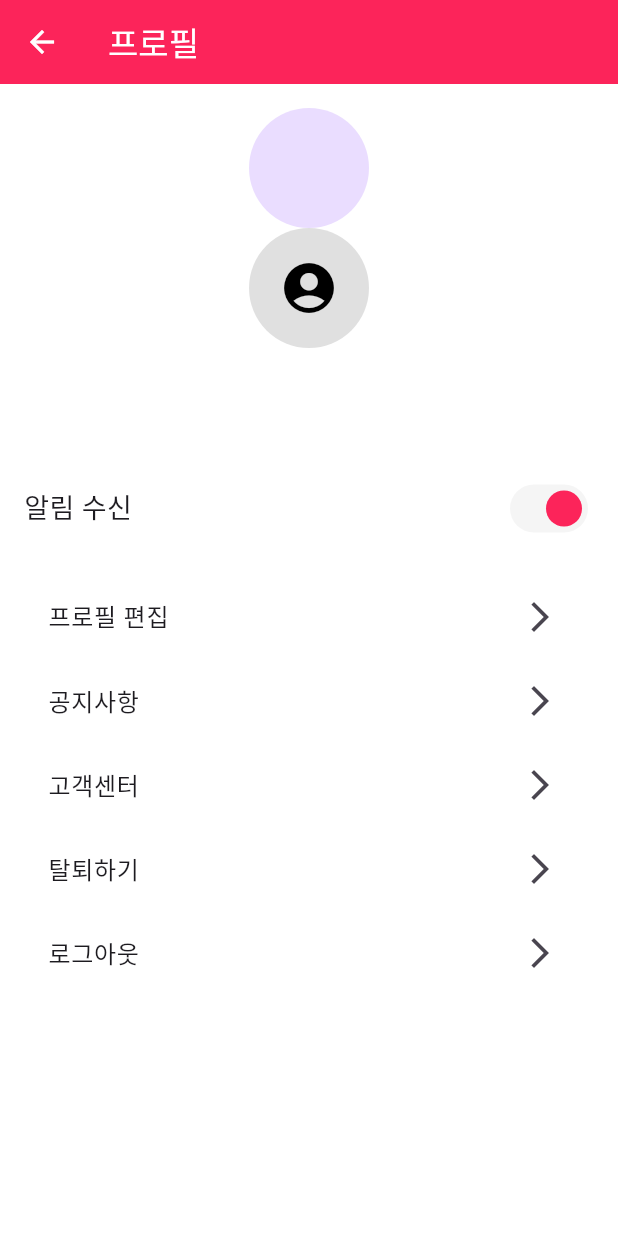
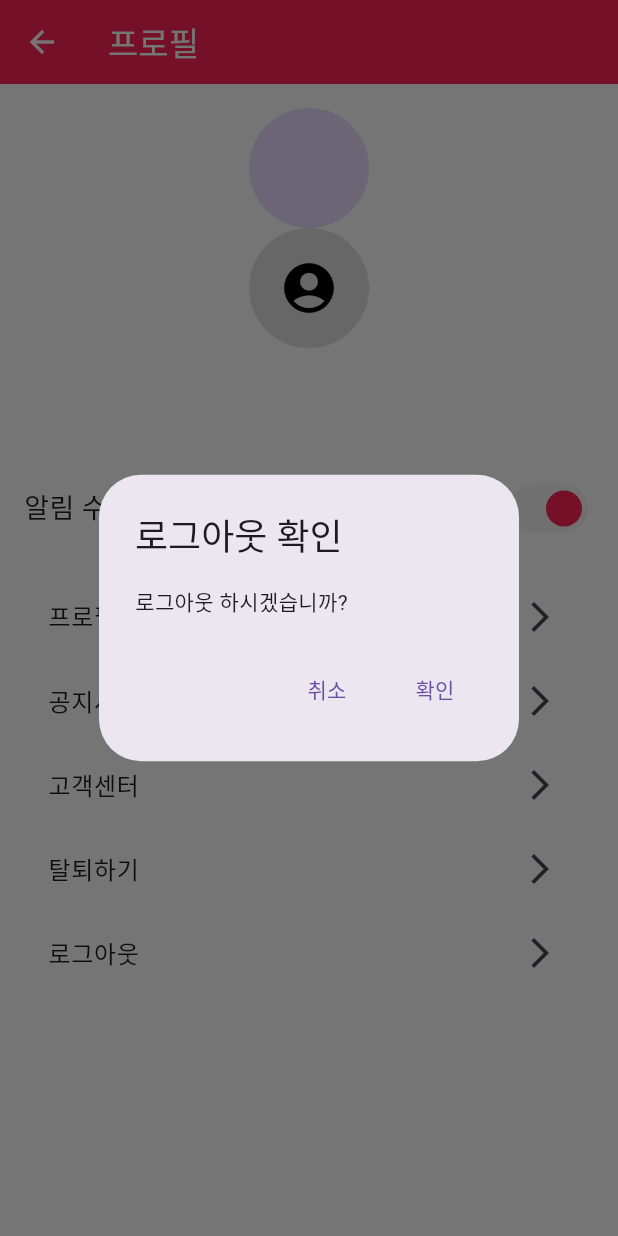
Before and after one commit to kuuujin/explosion, a Flutter app: the MyProfile screen opened directly with empty values, after a tap on "로그아웃", on a phone screen of 412 x 824 dp. Run offline on Flutter 3.47's test engine with Material 3 defaults, Android fonts, the light colour scheme and no system bars; our stand-ins replace flutter_secure_storage, image_picker; accounts and stored records are empty; network calls fail.

Commit message:
Add files via upload

```diff
--- a/boweuri/lib/MyProfile.dart
+++ b/boweuri/lib/MyProfile.dart
@@ -1,9 +1,11 @@
 import 'package:flutter/material.dart';
 import 'package:http/http.dart' as http;
 import 'dart:convert';
+import 'LoginScreen.dart'; // LoginScreen을 import 해야 합니다.
+import 'EditProfile.dart';
 
 class UserProfileService {
-  final String baseUrl = 'http://34.64.176.207:5000'; // Flask 서버 주소
+  final String baseUrl = 'http://34.64.176.207:5000';
 
   Future<Map<String, dynamic>?> getUserProfile(String userId) async {
     final response = await http.get(Uri.parse('$baseUrl/users/$userId'));
@@ -11,16 +13,27 @@ class UserProfileService {
     if (response.statusCode == 200) {
       return json.decode(response.body);
     } else {
-      // 오류 처리
       print('Error: ${response.statusCode}');
       return null;
     }
+  }
+  Future<bool> deleteUser(String userId) async {
+    final response = await http.delete(Uri.parse('$baseUrl/users/${userId}'));
+
+    return response.statusCode == 200;
+  }
+
+  Future<bool> logoutUser() async {
+    // 로그아웃 로직을 서버에서 처리하는 경우
+    // 예: 세션 종료 요청 등
+    // 현재 구현이 없다면 true를 반환하도록 설정
+    return true;
   }
 }
 
 
 class MyProfile extends StatefulWidget {
-  final String user_id; // user_id를 String형으로 지정
+  final String user_id;
 
   MyProfile({required this.user_id});
 
@@ -29,10 +42,10 @@ class MyProfile extends StatefulWidget {
 }
 
 class _MyProfileState extends State<MyProfile> {
-  bool _isNotificationsEnabled = true; // 알림 수신 상태
-  String _userName = ''; // 사용자 이름
-  String _userEmail = ''; // 사용자 이메일
-  String _profileImageUrl = ''; // 사용자 프로필 이미지 URL
+  bool _isNotificationsEnabled = true;
+  String _userName = '';
+  String _userEmail = '';
+  String _profileImageUrl = '';
 
   @override
   void initState() {
@@ -40,17 +53,17 @@ class _MyProfileState extends State<MyProfile> {
     _fetchUserProfile(widget.user_id);
   }
 
+
   Future<void> _fetchUserProfile(String userId) async {
     UserProfileService userProfileService = UserProfileService();
     Map<String, dynamic>? userProfile = await userProfileService.getUserProfile(userId);
 
     if (userProfile != null) {
       setState(() {
-        _userName = userProfile['name']; // API 응답에서 이름 가져오기
-        _userEmail = userProfile['email']; // API 응답에서 이메일 가져오기
+        _userName = userProfile['name'];
+        _userEmail = userProfile['email'];
       });
 
-      // 프로필 이미지 별도로 요청
       _fetchProfileImage(userId);
     }
   }
@@ -60,12 +73,59 @@ class _MyProfileState extends State<MyProfile> {
 
     if (response.statusCode == 200) {
       setState(() {
-        _profileImageUrl = 'http://34.64.176.207:5000/users/$userId/image'; // 프로필 이미지 URL 설정
+        _profileImageUrl = 'http://34.64.176.207:5000/users/$userId/image';
       });
     } else {
-      // 오류 처리
       print('Error fetching profile image: ${response.statusCode}');
     }
+  }
+
+  void _showConfirmationDialog(String action) {
+    showDialog(
+      context: context,
+      builder: (BuildContext context) {
+        return AlertDialog(
+          title: Text(action == 'logout' ? '로그아웃 확인' : '탈퇴 확인'),
+          content: Text(action == 'logout'
+            ? '로그아웃 하시겠습니까?'
+            : '정말 탈퇴하시겠습니까?'),
+          actions: <Widget>[
+            TextButton(
+              child: Text('취소'),
+              onPressed: () {
+                Navigator.of(context).pop();
+              },
+            ),
+            TextButton(
+              child: Text('확인'),
+              onPressed: () async {
+                Navigator.of(context).pop();
+                if (action == 'logout') {
+                  bool success = await UserProfileService().logoutUser();
+                  if (success) {
+                    Navigator.pushReplacement(
+                      context,
+                      MaterialPageRoute(builder: (context) => LoginScreen()),
+                    );
+                  }
+                } else {
+                  bool success = await UserProfileService().deleteUser(widget.user_id);
+                  if (success) {
+                    Navigator.pushReplacement(
+                      context,
+                      MaterialPageRoute(builder: (context) => LoginScreen()),
+                    );
+                  } else {
+                    // 오류 처리
+                    print('탈퇴 실패');
+                  }
+                }
+              },
+            ),
+          ],
+        );
+      },
+    );
   }
 
   @override
@@ -75,78 +135,85 @@ class _MyProfileState extends State<MyProfile> {
       appBar: AppBar(
         title: Text('프로필'),
         foregroundColor: Colors.white,
-        backgroundColor: Color.fromARGB(255, 252, 36, 90), // 상단 바 색상
+        backgroundColor: Color.fromARGB(255, 252, 36, 90),
       ),
       body: Padding(
         padding: const EdgeInsets.all(16.0),
         child: Column(
           crossAxisAlignment: CrossAxisAlignment.start,
           children: [
-            // 프로필 이미지 및 이름
             Center(
               child: Column(
                 children: [
                   CircleAvatar(
-                  radius: 40, // 프로필 이미지 크기
+                    radius: 40,
                     backgroundImage: _profileImageUrl.isNotEmpty
-                      ? NetworkImage(_profileImageUrl) // 서버에서 가져온 이미지
-                      : null, // 이미지가 없을 경우 null 설정
+                        ? NetworkImage(_profileImageUrl)
+                        : null,
                   ),
-                // 아이콘이 필요할 경우 Stack 사용
-                if (_profileImageUrl.isEmpty) // 이미지가 없을 때 아이콘 표시
+                  if (_profileImageUrl.isEmpty)
                     Container(
                       width: 80,
                       height: 80,
                       decoration: BoxDecoration(
                         shape: BoxShape.circle,
-                      color: Colors.grey[300], // 아이콘 배경색
+                        color: Colors.grey[300],
                       ),
-                    child: Icon(Icons.account_circle, size: 40, color: Colors.black), // 기본 아이콘
+                      child: Icon(Icons.account_circle, size: 40, color: Colors.black),
                     ),
                   SizedBox(height: 8),
                   Text(
-                    _userName, // 동적으로 변경된 이름
+                    _userName,
                     style: TextStyle(fontSize: 24, fontWeight: FontWeight.bold),
                   ),
                   Text(
-                    _userEmail, // 동적으로 변경된 이메일
+                    _userEmail,
                     style: TextStyle(color: Colors.grey),
                   ),
                 ],
               ),
             ),
             SizedBox(height: 20),
-
-            // 알림 수신 스위치
             Row(
               mainAxisAlignment: MainAxisAlignment.spaceBetween,
               children: [
                 Text('알림 수신', style: TextStyle(fontSize: 18)),
                 Switch(
-                  value: _isNotificationsEnabled, // 현재 스위치 상태
-                  activeColor: Color.fromARGB(255, 252, 36, 90), // 스위치가 켜졌을 때 색상
+                  value: _isNotificationsEnabled,
+                  activeColor: Color.fromARGB(255, 252, 36, 90),
                   activeTrackColor: Colors.grey[100],
-                  inactiveThumbColor: Colors.grey, // 스위치가 꺼졌을 때 Thumb 색상
-                  inactiveTrackColor: Colors.grey[300], // 스위치가 꺼졌을 때 Track 색상
+                  inactiveThumbColor: Colors.grey,
+                  inactiveTrackColor: Colors.grey[300],
                   onChanged: (value) {
                     setState(() {
-                      _isNotificationsEnabled = value; // 스위치 상태 변경
+                      _isNotificationsEnabled = value;
                     });
                   },
                 ),
               ],
             ),
             SizedBox(height: 20),
-
-            // 리스트 항목
             Expanded(
               child: ListView(
                 children: [
-                  _buildListItem('프로필 편집', context),
-                  _buildListItem('공지사항', context),
-                  _buildListItem('고객센터', context),
-                  _buildListItem('탈퇴하기', context),
-                  _buildListItem('로그아웃', context),
+                  _buildListItem('프로필 편집', context, () {
+                    Navigator.push(
+                      context,
+                      MaterialPageRoute(builder: (context) => EditProfile(user_id: widget.user_id)),
+                    );
+                  }),
+                  _buildListItem('공지사항', context, () {
+                    // 공지사항 페이지 이동 로직 추가
+                  }),
+                  _buildListItem('고객센터', context, () {
+                    // 고객센터 페이지 이동 로직 추가
+                  }),
+                  _buildListItem('탈퇴하기', context, () {
+                    _showConfirmationDialog('delete');
+                  }),
+                  _buildListItem('로그아웃', context, () {
+                    _showConfirmationDialog('logout');
+                  }),
                 ],
               ),
             ),
@@ -156,14 +223,11 @@ class _MyProfileState extends State<MyProfile> {
     );
   }
 
-  Widget _buildListItem(String title, BuildContext context) {
+  Widget _buildListItem(String title, BuildContext context, VoidCallback onTap) {
     return ListTile(
       title: Text(title),
       trailing: Icon(Icons.arrow_forward_ios),
-      onTap: () {
-        // 항목 클릭 시 행동 처리
-        // 예를 들어 다른 화면으로 전환할 수 있습니다.
-      },
+      onTap: onTap,
     );
   }
 }
```
Lines whose indentation alone changed are shown as unchanged.
